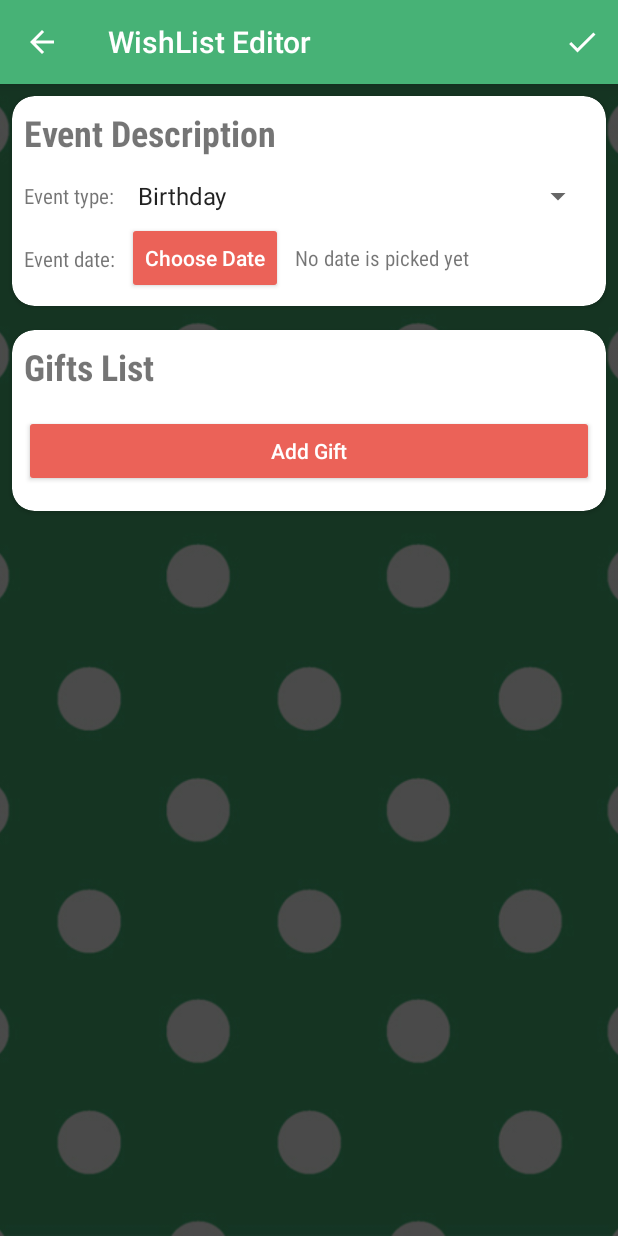
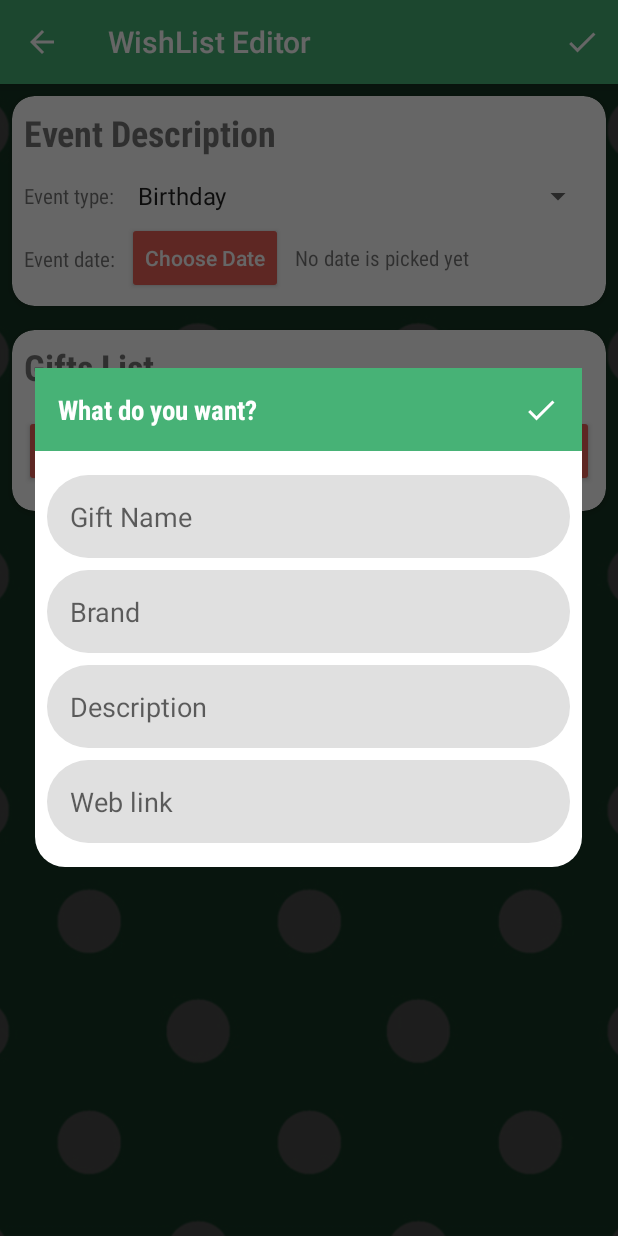
Before and after one commit to omar745/Get-Me, an Android app: the WishListEditorActivity screen opened directly, with no data from a screen before it, after a tap on "Add Gift", on a phone screen of 412 x 824 dp. Run offline under Robolectric (Android 15) with nearby library versions, the phone set to English and light mode, and no system bars; our stand-ins replace ButterKnife, Firebase (no records; nobody signed in at launch, a user with empty details on screens opened directly); libraries missing offline, so code that uses them is left out: com.facebook.

Commit message:
Design gift editor

```diff
--- a/app/src/main/java/com/mouris/mario/getme/ui/gift_editor_dialog/GiftEditorDialog.java
+++ b/app/src/main/java/com/mouris/mario/getme/ui/gift_editor_dialog/GiftEditorDialog.java
@@ -3,12 +3,12 @@ package com.mouris.mario.getme.ui.gift_editor_dialog;
 import android.annotation.SuppressLint;
 import android.app.AlertDialog;
 import android.app.Dialog;
-import android.app.DialogFragment;
 import android.graphics.Color;
 import android.graphics.drawable.ColorDrawable;
 import android.graphics.drawable.InsetDrawable;
 import android.os.Bundle;
 import android.support.annotation.NonNull;
+import android.support.v4.app.DialogFragment;
 import android.view.LayoutInflater;
 import android.view.View;
 import android.view.WindowManager;
@@ -17,6 +17,7 @@ import com.mouris.mario.getme.R;
 
 import butterknife.ButterKnife;
 
+//TODO: Fix glitch when keyboard shows (Wrap content scrollview)
 public class GiftEditorDialog extends DialogFragment {
     public static final String DIALOG_TAG = "gift_editor_dialog_tag";
 
--- a/app/src/main/java/com/mouris/mario/getme/ui/wishlist_editor_activity/WishListEditorActivity.java
+++ b/app/src/main/java/com/mouris/mario/getme/ui/wishlist_editor_activity/WishListEditorActivity.java
@@ -3,6 +3,7 @@ package com.mouris.mario.getme.ui.wishlist_editor_activity;
 import android.app.DatePickerDialog;
 import android.arch.lifecycle.ViewModelProviders;
 import android.support.design.widget.Snackbar;
+import android.support.v4.app.DialogFragment;
 import android.support.v7.app.AppCompatActivity;
 import android.os.Bundle;
 import android.support.v7.widget.LinearLayoutManager;
@@ -18,6 +19,7 @@ import android.widget.TextView;
 import com.mouris.mario.getme.R;
 import com.mouris.mario.getme.data.actors.WishList;
 import com.mouris.mario.getme.ui.adapters.GiftsAdapter;
+import com.mouris.mario.getme.ui.gift_editor_dialog.GiftEditorDialog;
 
 import java.util.Calendar;
 
@@ -89,7 +91,8 @@ public class WishListEditorActivity extends AppCompatActivity
 
     @OnClick(R.id.add_gift_button)
     void addGiftButtonClicked() {
-
+        DialogFragment giftDialog = new GiftEditorDialog();
+        giftDialog.show(getSupportFragmentManager(), GiftEditorDialog.DIALOG_TAG);
     }
 
     @OnClick(R.id.choose_date_button)
--- a/app/src/main/res/drawable/input_background.xml
+++ b/app/src/main/res/drawable/input_background.xml
@@ -1,5 +1,5 @@
 <?xml version="1.0" encoding="utf-8"?>
 <shape xmlns:android="http://schemas.android.com/apk/res/android">
-    <solid android:color="@android:color/white"/>
+    <solid android:color="@color/colorLightGrey"/>
     <corners android:radius="30dp"/>
 </shape>
--- a/app/src/main/res/layout/dialog_gift_editor.xml
+++ b/app/src/main/res/layout/dialog_gift_editor.xml
@@ -1,8 +1,127 @@
 <?xml version="1.0" encoding="utf-8"?>
-<android.support.constraint.ConstraintLayout
-    xmlns:android="http://schemas.android.com/apk/res/android"
-    android:background="@drawable/dialog_background"
+<android.support.constraint.ConstraintLayout xmlns:android="http://schemas.android.com/apk/res/android"
+    xmlns:app="http://schemas.android.com/apk/res-auto"
     android:layout_width="match_parent"
-    android:layout_height="match_parent">
+    android:layout_height="wrap_content"
+    android:background="@drawable/dialog_background">
+
+    <TextView
+        android:id="@+id/textView7"
+        android:layout_width="0dp"
+        android:layout_height="wrap_content"
+        android:background="@color/colorPrimary"
+        android:fontFamily="sans-serif-condensed"
+        android:padding="15dp"
+        android:text="@string/gift_editor_title"
+        android:textColor="@color/colorTextPrimary"
+        android:textSize="18sp"
+        android:textStyle="bold"
+        app:layout_constraintEnd_toEndOf="parent"
+        app:layout_constraintStart_toStartOf="parent"
+        app:layout_constraintTop_toTopOf="parent" />
+
+    <ImageButton
+        android:id="@+id/save_button"
+        android:layout_width="wrap_content"
+        android:layout_height="wrap_content"
+        android:layout_marginEnd="15dp"
+        android:background="@android:color/transparent"
+        app:layout_constraintBottom_toBottomOf="@+id/textView7"
+        app:layout_constraintEnd_toEndOf="parent"
+        app:layout_constraintTop_toTopOf="@+id/textView7"
+        app:srcCompat="@drawable/ic_save" />
+
+    <ScrollView
+        android:layout_width="0dp"
+        android:layout_height="0dp"
+        app:layout_constraintBottom_toBottomOf="parent"
+        app:layout_constraintEnd_toEndOf="parent"
+        app:layout_constraintHeight_default="wrap"
+        app:layout_constraintStart_toStartOf="parent"
+        app:layout_constraintTop_toBottomOf="@id/textView7">
+
+        <android.support.constraint.ConstraintLayout
+            android:layout_width="match_parent"
+            android:layout_height="wrap_content">
+
+
+            <EditText
+                android:id="@+id/gift_name_editText"
+                android:layout_width="0dp"
+                android:layout_height="0dp"
+                android:layout_marginEnd="8dp"
+                android:layout_marginStart="8dp"
+                android:layout_marginTop="16dp"
+                android:background="@drawable/input_background"
+                android:ems="10"
+                android:hint="@string/gift_name_hint"
+                android:inputType="textPersonName"
+                android:padding="15dp"
+                app:layout_constraintEnd_toEndOf="parent"
+                app:layout_constraintHeight_default="wrap"
+                app:layout_constraintStart_toStartOf="parent"
+                app:layout_constraintTop_toTopOf="parent" />
+
+            <EditText
+                android:id="@+id/brand_editText"
+                android:layout_width="0dp"
+                android:layout_height="0dp"
+                android:layout_marginEnd="8dp"
+                android:layout_marginStart="8dp"
+                android:layout_marginTop="8dp"
+                android:background="@drawable/input_background"
+                android:ems="10"
+                android:hint="@string/gift_brand_hint"
+                android:inputType="textPersonName"
+                android:padding="15dp"
+                app:layout_constraintEnd_toEndOf="parent"
+                app:layout_constraintHeight_default="wrap"
+                app:layout_constraintHorizontal_bias="0.0"
+                app:layout_constraintStart_toStartOf="parent"
+                app:layout_constraintTop_toBottomOf="@+id/gift_name_editText" />
+
+            <EditText
+                android:id="@+id/description_editText"
+                android:layout_width="0dp"
+                android:layout_height="0dp"
+                android:layout_marginEnd="8dp"
+                android:layout_marginStart="8dp"
+                android:layout_marginTop="8dp"
+                android:background="@drawable/input_background"
+                android:ems="10"
+                android:hint="@string/gift_description_hint"
+                android:inputType="textCapSentences|textMultiLine"
+                android:padding="15dp"
+                app:layout_constraintEnd_toEndOf="parent"
+                app:layout_constraintHeight_default="wrap"
+                app:layout_constraintHorizontal_bias="0.0"
+                app:layout_constraintStart_toStartOf="parent"
+                app:layout_constraintTop_toBottomOf="@+id/brand_editText" />
+
+            <EditText
+                android:id="@+id/web_link_editText"
+                android:layout_width="0dp"
+                android:layout_height="0dp"
+                android:layout_marginBottom="16dp"
+                android:layout_marginEnd="8dp"
+                android:layout_marginStart="8dp"
+                android:layout_marginTop="8dp"
+                android:background="@drawable/input_background"
+                android:ems="10"
+                android:hint="@string/gift_web_link_hint"
+                android:inputType="textWebEditText"
+                android:padding="15dp"
+                app:layout_constraintBottom_toBottomOf="parent"
+                app:layout_constraintEnd_toEndOf="parent"
+                app:layout_constraintHeight_default="wrap"
+                app:layout_constraintHorizontal_bias="0.0"
+                app:layout_constraintStart_toStartOf="parent"
+                app:layout_constraintTop_toBottomOf="@+id/description_editText" />
+
+
+        </android.support.constraint.ConstraintLayout>
+
+    </ScrollView>
+
 
 </android.support.constraint.ConstraintLayout>
--- a/app/src/main/res/values/strings.xml
+++ b/app/src/main/res/values/strings.xml
@@ -60,6 +60,15 @@
     <string name="add_gift_button">Add Gift</string>
     <string name="empty_gifts">No gifts added</string>
 
+
+    <!--Gift editor dialog's strings-->
+    <string name="gift_editor_title">What do you want?</string>
+    <string name="gift_name_hint">Gift Name</string>
+    <string name="gift_brand_hint">Brand</string>
+    <string name="gift_description_hint">Description</string>
+    <string name="gift_web_link_hint">Web link</string>
+
+
     <!-- TODO: Remove or change this placeholder text -->
     <string name="hello_blank_fragment">Hello blank fragment</string>
 
```
